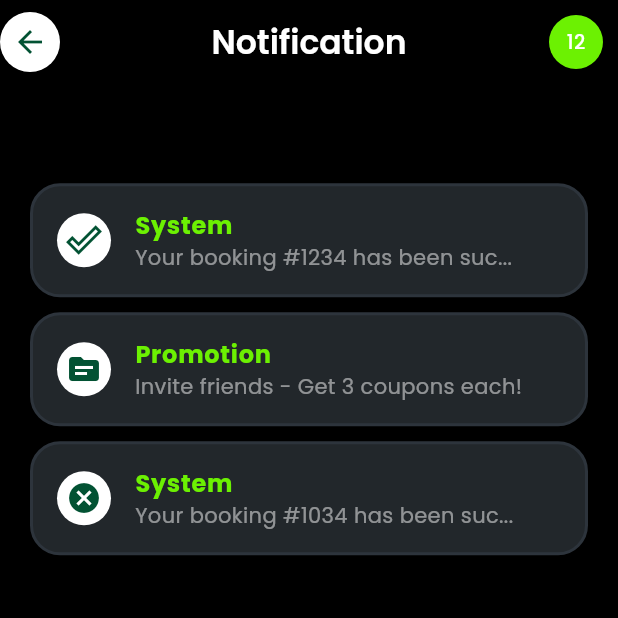
After one commit to Christentimmy/Rider-Eco, a Flutter app: the NotificationScreen screen opened directly, on a phone screen of 412 x 824 dp, the top half of it. The commit adds this screen. Run offline on Flutter 3.47's test engine with Material 3 defaults, Android fonts, the phone set to English and light mode, and no system bars; our stand-ins replace country_code_picker, flutter_svg, get, google_fonts, image_picker, pinput.

Commit message:
notification screen

```diff
--- /dev/null
+++ b/lib/pages/home/notifcation_screen.dart
@@ -0,0 +1,123 @@
+import 'package:flutter/material.dart';
+import 'package:get/get.dart';
+import 'package:rider/resources/colors.dart';
+
+class NotificationScreen extends StatelessWidget {
+  NotificationScreen({super.key});
+
+  final List _notifactionList = [
+    [
+      "System",
+      "Your booking #1234 has been suc...",
+      Icons.done_outline_sharp,
+    ],
+    [
+      "Promotion",
+      "Invite friends - Get 3 coupons each!",
+      Icons.topic,
+    ],
+    [
+      "System",
+      "Your booking #1034 has been suc...",
+      Icons.cancel,
+    ],
+  ];
+
+  @override
+  Widget build(BuildContext context) {
+    return Scaffold(
+      backgroundColor: Colors.black,
+      appBar: _buildAppBar(),
+      body: Padding(
+        padding: const EdgeInsets.symmetric(
+          horizontal: 20,
+          vertical: 20,
+        ),
+        child: Column(
+          children: [
+            SizedBox(height: Get.height * 0.05),
+            Expanded(
+              child: ListView.builder(
+                itemCount: _notifactionList.length,
+                itemBuilder: (context, index) {
+                  return Container(
+                    margin: const EdgeInsets.symmetric(vertical: 5),
+                    decoration: BoxDecoration(
+                      color: const Color(0xff22272B),
+                      border: Border.all(
+                        color: const Color(0xff2D343C),
+                        width: 2,
+                      ),
+                      borderRadius: BorderRadius.circular(20),
+                    ),
+                    child: ListTile(
+                      leading: CircleAvatar(
+                        radius: 18,
+                        backgroundColor: Colors.white,
+                        child: Icon(_notifactionList[index][2]),
+                      ),
+                      title: Text(
+                        _notifactionList[index][0],
+                        style: const TextStyle(
+                          color: AppColors.primaryColor,
+                          fontWeight: FontWeight.bold,
+                        ),
+                      ),
+                      subtitle: Text(
+                        _notifactionList[index][1],
+                        style: TextStyle(
+                          color: Colors.white.withOpacity(0.5),
+                        ),
+                      ),
+                    ),
+                  );
+                },
+              ),
+            ),
+          ],
+        ),
+      ),
+    );
+  }
+
+  AppBar _buildAppBar() {
+    return AppBar(
+      backgroundColor: Colors.black,
+      leadingWidth: 40,
+      centerTitle: true,
+      title: const Text(
+        "Notification",
+        style: TextStyle(
+          fontWeight: FontWeight.w600,
+          color: Colors.white,
+        ),
+      ),
+      leading: CircleAvatar(
+        radius: 15,
+        backgroundColor: Colors.white,
+        child: IconButton(
+          onPressed: () {
+            Get.back();
+          },
+          icon: const Icon(
+            Icons.arrow_back,
+          ),
+        ),
+      ),
+      actions: const [
+        CircleAvatar(
+          radius: 18,
+          backgroundColor: AppColors.primaryColor,
+          child: Text(
+            "12",
+            style: TextStyle(
+              fontSize: 13,
+              color: Colors.white,
+            ),
+          ),
+        ),
+        SizedBox(width: 10),
+      ],
+    );
+  }
+}
--- a/lib/pages/home/request_ride_screen.dart
+++ b/lib/pages/home/request_ride_screen.dart
@@ -1,5 +1,6 @@
 import 'package:flutter/material.dart';
 import 'package:get/get.dart';
+import 'package:rider/pages/home/notifcation_screen.dart';
 import 'package:rider/resources/colors.dart';
 import 'package:rider/widgets/build_icon_button.dart';
 import 'package:rider/widgets/custom_button.dart';
@@ -27,7 +28,14 @@ class RequestRideScreen extends StatelessWidget {
           ),
           _buildNavBar(),
           _buildBottomWidget(),
-          Align(
+          _buildCarDisplays(),
+        ],
+      ),
+    );
+  }
+
+  Align _buildCarDisplays() {
+    return Align(
       alignment: Alignment.bottomCenter,
       child: Container(
         height: 180,
@@ -63,9 +71,6 @@ class RequestRideScreen extends StatelessWidget {
             );
           },
         ),
-            ),
-          ),
-        ],
       ),
     );
   }
@@ -153,7 +158,7 @@ class RequestRideScreen extends StatelessWidget {
           const Spacer(),
           GestureDetector(
             onTap: () {
-              // Get.to(() => NotificationScreen());
+              Get.to(() => NotificationScreen());
             },
             child: Container(
               height: 35,
```
Lines whose indentation alone changed are shown as unchanged.
